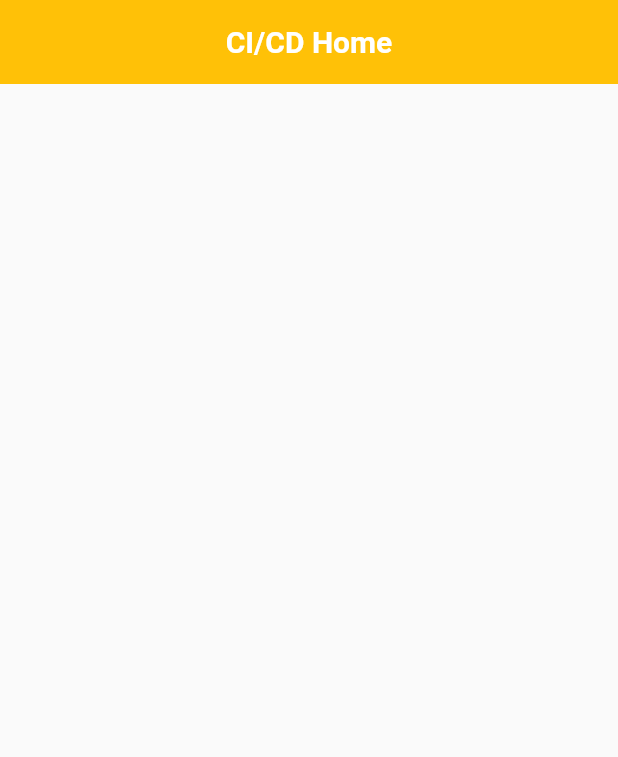
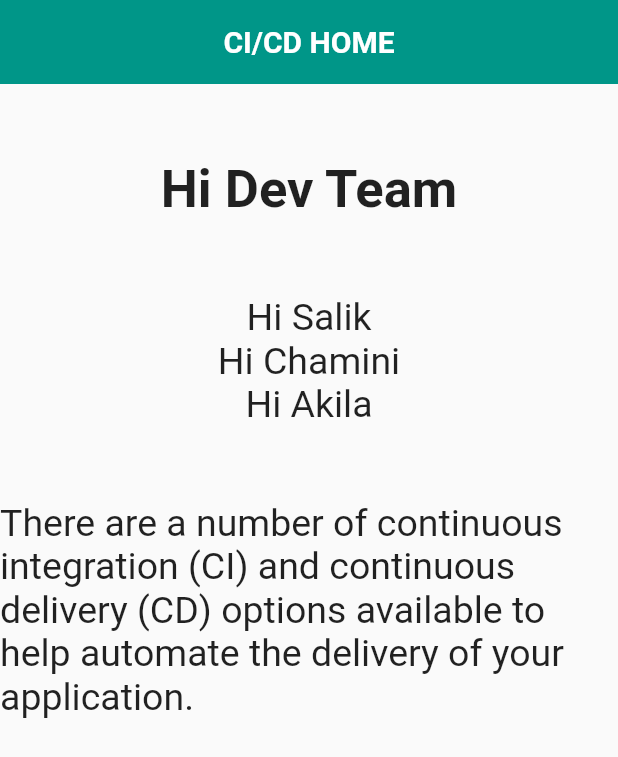
Before and after one commit to sidathrathnayake/poc_cicd_flutter, a Flutter app: the screen it shows after launch, on a phone screen of 412 x 824 dp. Shown: the top 757 px of the screen. Run offline on Flutter 3.47's test engine with Material 2 defaults, Android fonts, the phone set to English and light mode, and no system bars.

Commit message:
Third Commit

```diff
--- a/lib/cicd_home.dart
+++ b/lib/cicd_home.dart
@@ -11,7 +11,7 @@ class CICDHome extends StatelessWidget {
           elevation: 0,
           centerTitle: true,
           title: const Text(
-            'CI/CD Home',
+            'CI/CD HOME',
             textAlign: TextAlign.center,
             style: TextStyle(
               color: Colors.white,
@@ -25,7 +25,47 @@ class CICDHome extends StatelessWidget {
               Column(
                   crossAxisAlignment: CrossAxisAlignment.center,
                   mainAxisAlignment: MainAxisAlignment.center),
-              Expanded(child: Container())
+              Expanded(
+                  child: Column(
+                children: const [
+                  SizedBox(
+                    width: double.infinity,
+                    height: 50,
+                  ),
+                  Text(
+                    'Hi Dev Team',
+                    style: TextStyle(fontSize: 35, fontWeight: FontWeight.bold),
+                  ),
+                  SizedBox(
+                    width: double.infinity,
+                    height: 50,
+                  ),
+                  Text(
+                    'Hi Salik',
+                    style:
+                        TextStyle(fontSize: 25, fontWeight: FontWeight.normal),
+                  ),
+                  Text(
+                    'Hi Chamini',
+                    style:
+                        TextStyle(fontSize: 25, fontWeight: FontWeight.normal),
+                  ),
+                  Text(
+                    'Hi Akila',
+                    style:
+                        TextStyle(fontSize: 25, fontWeight: FontWeight.normal),
+                  ),
+                  SizedBox(
+                    width: double.infinity,
+                    height: 50,
+                  ),
+                  Text(
+                    'There are a number of continuous integration (CI) and continuous delivery (CD) options available to help automate the delivery of your application.',
+                    style:
+                        TextStyle(fontSize: 25, fontWeight: FontWeight.normal),
+                  ),
+                ],
+              )),
             ])));
   }
 }
--- a/lib/main.dart
+++ b/lib/main.dart
@@ -14,7 +14,7 @@ class MyApp extends StatelessWidget {
     return MaterialApp(
       title: 'Flutter Demo',
       theme: ThemeData(
-        primarySwatch: Colors.amber,
+        primarySwatch: Colors.teal,
       ),
       home: const CICDHome(),
     );
```
